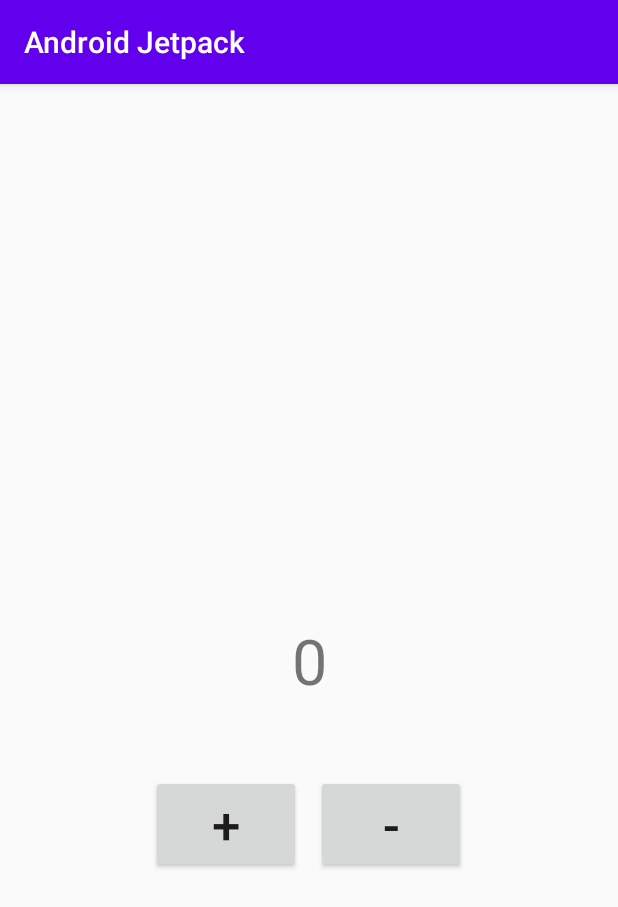
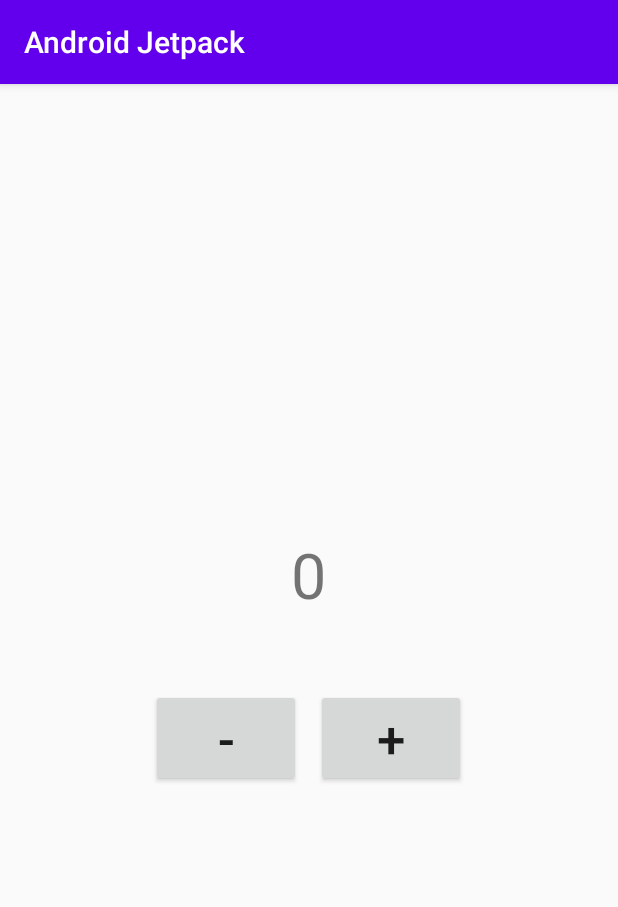
Before and after one commit to rizkitriandani/belajar_android_jetpack, an Android app: the screen it shows after launch (MainActivity), on a phone screen of 412 x 824 dp. Shown: the top 907 px of the screen. Run offline under Robolectric (Android 15) with nearby library versions, the phone set to English and light mode, and no system bars.

Commit message:
Change layout a little bit.

```diff
--- a/app/src/main/java/com/belajar/androidjetpack/MainActivity.kt
+++ b/app/src/main/java/com/belajar/androidjetpack/MainActivity.kt
@@ -2,10 +2,35 @@ package com.belajar.androidjetpack
 
 import androidx.appcompat.app.AppCompatActivity
 import android.os.Bundle
+import android.widget.Button
+import android.widget.TextView
 
 class MainActivity : AppCompatActivity() {
+
+    private lateinit var textAngka: TextView
+    private lateinit var btnTambah: Button
+    private lateinit var btnKurang: Button
+
     override fun onCreate(savedInstanceState: Bundle?) {
         super.onCreate(savedInstanceState)
         setContentView(R.layout.activity_main)
+
+        textAngka = findViewById(R.id.textAngka)
+        btnTambah = findViewById(R.id.btnTambah)
+        btnKurang = findViewById(R.id.btnKurang)
+
+        var angka:Int = 0
+        textAngka.text = angka.toString()
+
+        btnTambah.setOnClickListener{
+            angka++
+            textAngka.text = angka.toString()
+        }
+
+        btnKurang.setOnClickListener{
+            angka--
+            textAngka.text = angka.toString()
+        }
+
     }
 }
--- a/app/src/main/res/layout/activity_main.xml
+++ b/app/src/main/res/layout/activity_main.xml
@@ -1,11 +1,14 @@
 <?xml version="1.0" encoding="utf-8"?>
-<androidx.constraintlayout.widget.ConstraintLayout
+<LinearLayout
     xmlns:android="http://schemas.android.com/apk/res/android"
     xmlns:app="http://schemas.android.com/apk/res-auto"
     xmlns:tools="http://schemas.android.com/tools"
     android:layout_width="match_parent"
     android:layout_height="match_parent"
-    tools:context=".MainActivity">
+    tools:context=".MainActivity"
+    android:gravity="center"
+    android:orientation="vertical"
+    >
 
     <TextView
         android:id="@+id/textAngka"
@@ -24,8 +27,15 @@
         android:layout_marginTop="48dp"
         android:gravity="center"
         android:orientation="horizontal"
-        app:layout_constraintTop_toBottomOf="@+id/textAngka"
         tools:layout_editor_absoluteX="0dp">
+
+        <Button
+            android:id="@+id/btnKurang"
+            android:layout_width="100dp"
+            android:layout_height="wrap_content"
+            android:text="-"
+            android:textSize="34sp"
+            />
 
         <Button
             android:id="@+id/btnTambah"
@@ -33,18 +43,10 @@
             android:layout_height="wrap_content"
             android:text="+"
             android:textSize="34sp"
-            />
-
-        <Button
-            android:id="@+id/btnKurang"
-            android:layout_width="100dp"
-            android:layout_height="wrap_content"
-            android:text="-"
-            android:textSize="34sp"
             android:layout_marginStart="10dp"
             />
 
     </LinearLayout>
 
 
-</androidx.constraintlayout.widget.ConstraintLayout>
+</LinearLayout>
```
